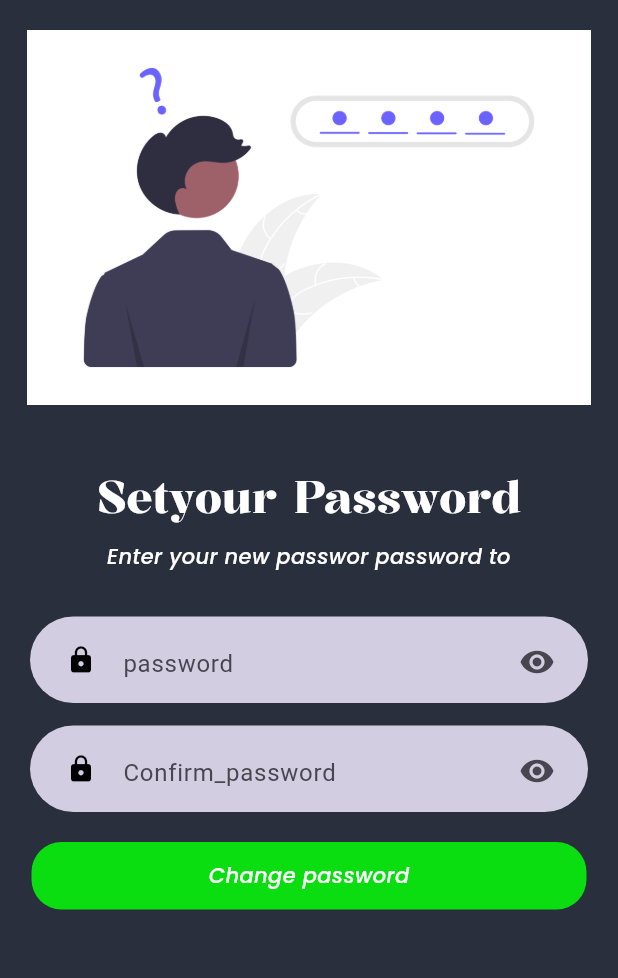
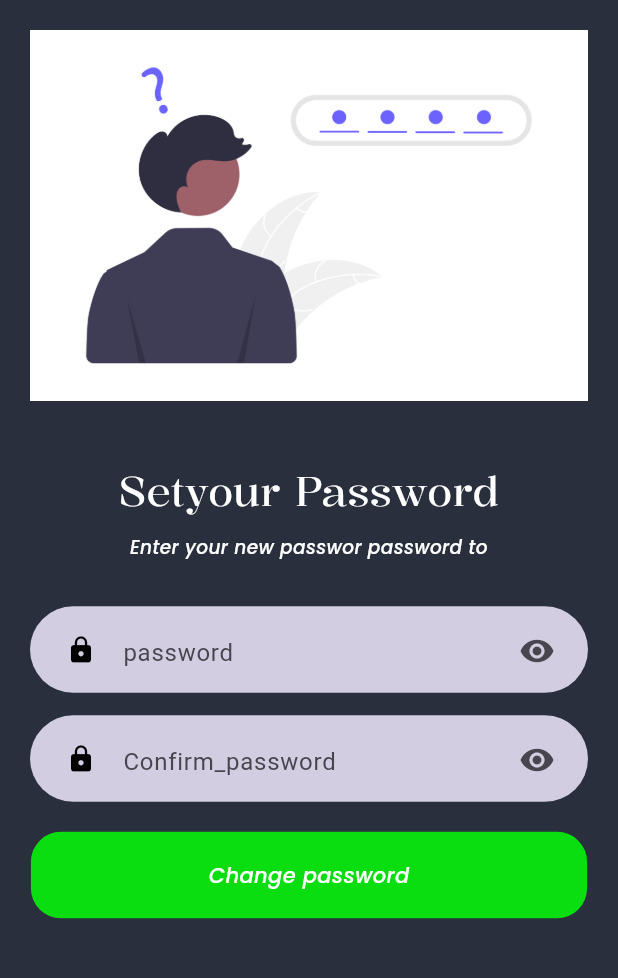
Before and after one commit to AsimSharma/gameappui, a Flutter app: the ResetPassword screen opened by its route, on a phone screen of 412 x 824 dp, the part 42-1020 px from its top. Run offline on Flutter 3.47's test engine with Material 3 defaults, Android fonts, the phone set to English and light mode, and no system bars; our stand-ins replace font_awesome_flutter; project files that could hold a hidden picture were left out.

Commit message:
completly responsive

```diff
--- a/lib/screen/onboarding_screen.dart
+++ b/lib/screen/onboarding_screen.dart
@@ -3,7 +3,7 @@ import 'package:gameappui/config/routes.dart';
 import 'package:gameappui/config/style/app_colors.dart';
 import 'package:gameappui/widgets/custome_btns.dart';
 import 'package:gameappui/widgets/logo_header.dart';
-import 'package:gameappui/widgets/responsive.dart';
+import 'package:gameappui/widgets/extension_responsive.dart';
 
 import '../models/onboarding_model.dart';
 
--- a/lib/screen/reset_password.dart
+++ b/lib/screen/reset_password.dart
@@ -1,4 +1,5 @@
 import 'package:flutter/material.dart';
+import 'package:gameappui/widgets/extension_responsive.dart';
 
 import '../config/style/app_colors.dart';
 import '../widgets/custome_btns.dart';
@@ -29,7 +30,8 @@ class ResetPassword extends StatelessWidget {
                   height: 20,
                 ),
                 SizedBox(
-                  height: 250,
+                  height: 0.3.h(context),
+                  width: 1.0.w(context),
                   child: Image.asset("assets/images/forgetpassword.png"),
                 ),
                 const SizedBox(
@@ -37,18 +39,20 @@ class ResetPassword extends StatelessWidget {
                 ),
                 Container(
                   padding: const EdgeInsets.all(20),
-                  child: const Column(
+                  child: Column(
                     children: [
                       Text(
                         "Setyour Password",
-                        style: topheadingText,
+                        style: myTextStyle(
+                            textColor, 0.022.toResponsive(context), "Kalnia"),
                       ),
                       const SizedBox(
                         height: 10,
                       ),
                       Text(
                         "Enter your new passwor password to  ",
-                        style: secondText,
+                        style: myTextStyle(textColor,
+                            0.01.toResponsive(context), "Poppinsmedium"),
                         textAlign: TextAlign.center,
                       )
                     ],
@@ -58,7 +62,7 @@ class ResetPassword extends StatelessWidget {
                   height: 10,
                 ),
                 const Padding(
-                  padding: const EdgeInsets.symmetric(horizontal: 20),
+                  padding: EdgeInsets.symmetric(horizontal: 20),
                   child: CustomeInputs(
                       hintText: "password",
                       credentials: true,
@@ -69,7 +73,7 @@ class ResetPassword extends StatelessWidget {
                   height: 15,
                 ),
                 const Padding(
-                  padding: const EdgeInsets.symmetric(horizontal: 20),
+                  padding: EdgeInsets.symmetric(horizontal: 20),
                   child: CustomeInputs(
                       hintText: "Confirm_password",
                       credentials: true,
@@ -79,10 +83,14 @@ class ResetPassword extends StatelessWidget {
                 const SizedBox(
                   height: 20,
                 ),
-                CustomBtn(
-                  btnTitle: "Change password",
-                  onPressed: () {},
-                  width: 370,
+                SizedBox(
+                  width: 0.9.w(context),
+                  height: 0.07.h(context),
+                  child: CustomBtn(
+                    btnTitle: "Change password",
+                    onPressed: () {},
+                    width: 370,
+                  ),
                 )
               ],
             )),
--- a/lib/widgets/custome_inputs.dart
+++ b/lib/widgets/custome_inputs.dart
@@ -1,6 +1,6 @@
 import 'package:flutter/material.dart';
 import 'package:gameappui/config/style/app_colors.dart';
-import 'package:gameappui/widgets/responsive.dart';
+import 'package:gameappui/widgets/extension_responsive.dart';
 
 class CustomeInputs extends StatefulWidget {
   const CustomeInputs(
--- a/lib/widgets/logo_header.dart
+++ b/lib/widgets/logo_header.dart
@@ -1,5 +1,5 @@
 import 'package:flutter/material.dart';
-import 'package:gameappui/widgets/responsive.dart';
+import 'package:gameappui/widgets/extension_responsive.dart';
 
 import '../config/style/app_colors.dart';
 
```
Also changed, not shown: lib/screen/forgetpassword_screen.dart (+18 -8 lines), lib/screen/home_screen.dart (+10 -0 lines), lib/screen/login_screen.dart (+15 -9 lines), lib/screen/password_reset_successfull.dart (+20 -9 lines), lib/screen/register_screen.dart (+10 -7 lines), lib/screen/welcome_screen.dart (+23 -9 lines), lib/widgets/extension_responsive.dart (renamed from lib/widgets/responsive.dart).
